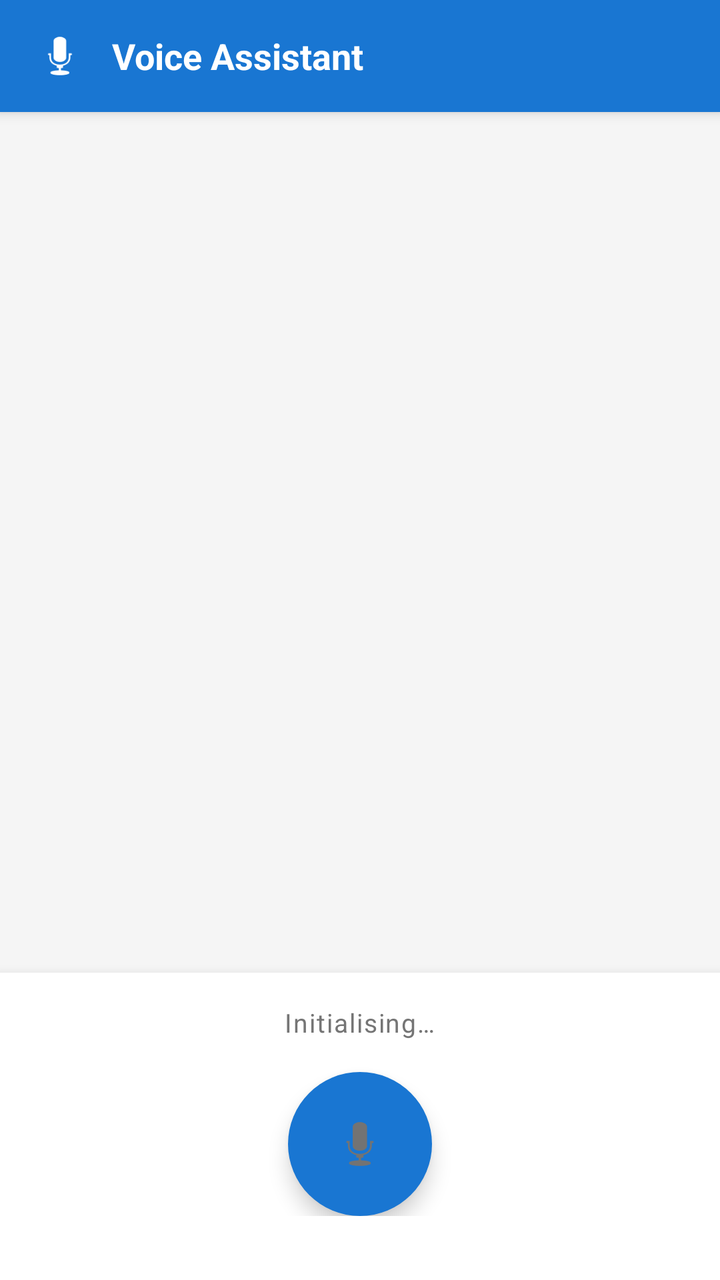
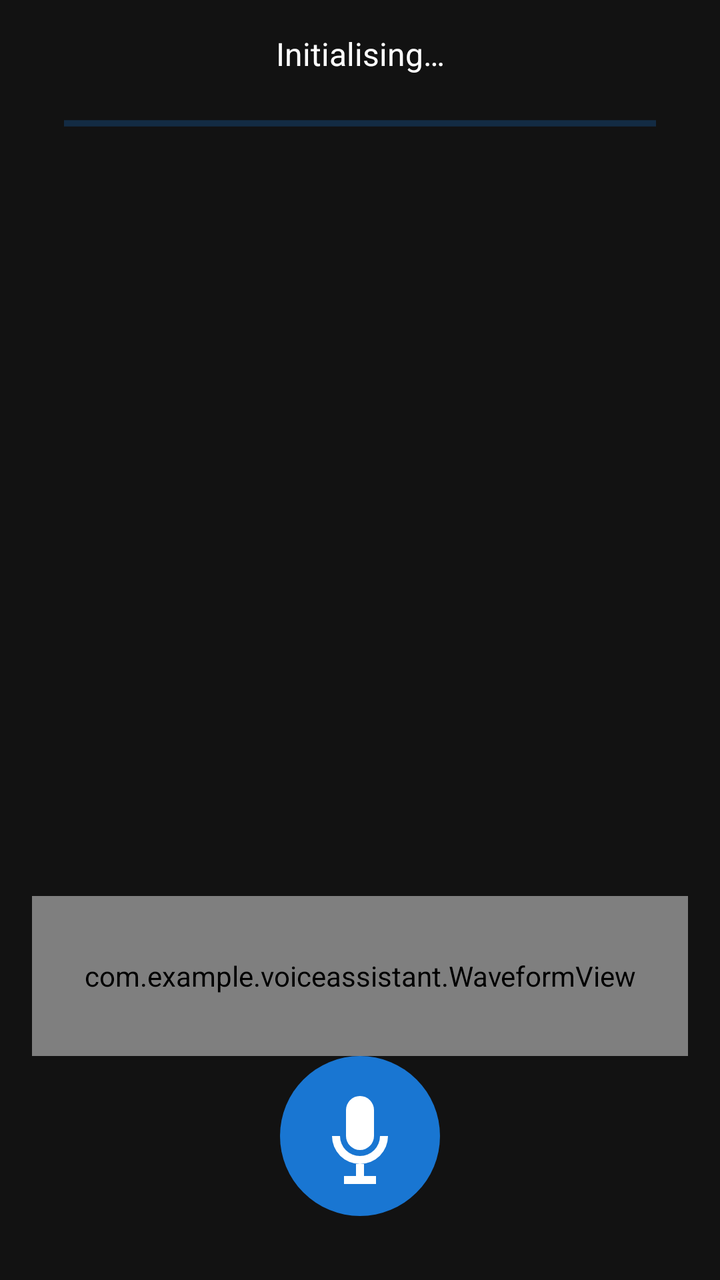

The first picture is an Android layout as it rendered before a commit; the second is the same layout after the commit. The layout source and the unified diff follow.
<!-- AndroidManifest.xml: application theme Theme.VoiceAssistant -->
<!-- res/layout/activity_main.xml -->
<?xml version="1.0" encoding="utf-8"?>
<androidx.constraintlayout.widget.ConstraintLayout
    xmlns:android="http://schemas.android.com/apk/res/android"
    xmlns:app="http://schemas.android.com/apk/res-auto"
    xmlns:tools="http://schemas.android.com/tools"
    android:layout_width="match_parent"
    android:layout_height="match_parent"
    android:background="@color/background"
    tools:context=".MainActivity">

    
    <LinearLayout
        android:id="@+id/layout_header"
        android:layout_width="0dp"
        android:layout_height="56dp"
        android:background="@color/primary"
        android:gravity="center_vertical"
        android:orientation="horizontal"
        android:paddingStart="16dp"
        android:paddingEnd="16dp"
        android:elevation="4dp"
        app:layout_constraintTop_toTopOf="parent"
        app:layout_constraintStart_toStartOf="parent"
        app:layout_constraintEnd_toEndOf="parent">

        <ImageView
            android:layout_width="28dp"
            android:layout_height="28dp"
            android:src="@android:drawable/ic_btn_speak_now"
            android:tint="@color/on_primary"
            android:contentDescription="@string/app_name" />

        <TextView
            android:layout_width="0dp"
            android:layout_height="wrap_content"
            android:layout_weight="1"
            android:layout_marginStart="12dp"
            android:text="@string/app_name"
            android:textColor="@color/on_primary"
            android:textSize="18sp"
            android:textStyle="bold" />

    </LinearLayout>

    
    <androidx.recyclerview.widget.RecyclerView
        android:id="@+id/rv_conversation"
        android:layout_width="0dp"
        android:layout_height="0dp"
        android:clipToPadding="false"
        android:paddingStart="8dp"
        android:paddingEnd="8dp"
        android:paddingTop="8dp"
        android:paddingBottom="8dp"
        android:scrollbars="vertical"
        app:layoutManager="androidx.recyclerview.widget.LinearLayoutManager"
        app:layout_constraintTop_toBottomOf="@id/layout_header"
        app:layout_constraintBottom_toTopOf="@id/layout_controls"
        app:layout_constraintStart_toStartOf="parent"
        app:layout_constraintEnd_toEndOf="parent"
        tools:listitem="@layout/item_message_user" />

    
    <LinearLayout
        android:id="@+id/layout_controls"
        android:layout_width="0dp"
        android:layout_height="wrap_content"
        android:background="@color/surface"
        android:orientation="vertical"
        android:gravity="center_horizontal"
        android:paddingTop="16dp"
        android:paddingBottom="32dp"
        android:elevation="8dp"
        app:layout_constraintBottom_toBottomOf="parent"
        app:layout_constraintStart_toStartOf="parent"
        app:layout_constraintEnd_toEndOf="parent">

        
        <TextView
            android:id="@+id/tv_status"
            android:layout_width="wrap_content"
            android:layout_height="wrap_content"
            android:layout_marginBottom="16dp"
            android:text="@string/status_initialising"
            android:textColor="@color/on_surface_secondary"
            android:textSize="13sp"
            android:letterSpacing="0.05" />

        
        <ImageButton
            android:id="@+id/btn_mic"
            android:layout_width="72dp"
            android:layout_height="72dp"
            android:background="@drawable/mic_button_background"
            android:src="@android:drawable/ic_btn_speak_now"
            android:scaleType="centerInside"
            android:padding="16dp"
            android:contentDescription="@string/mic_button_desc"
            android:stateListAnimator="@null"
            android:elevation="6dp" />

    </LinearLayout>

</androidx.constraintlayout.widget.ConstraintLayout>
<!-- res/layout/item_message_user.xml (included above) -->
<?xml version="1.0" encoding="utf-8"?>
<LinearLayout
    xmlns:android="http://schemas.android.com/apk/res/android"
    android:layout_width="match_parent"
    android:layout_height="wrap_content"
    android:orientation="horizontal"
    android:gravity="end"
    android:paddingStart="48dp"
    android:paddingEnd="8dp"
    android:paddingTop="4dp"
    android:paddingBottom="4dp">

    <TextView
        android:id="@+id/tv_message"
        android:layout_width="wrap_content"
        android:layout_height="wrap_content"
        android:background="@drawable/bubble_user"
        android:textColor="#FFFFFF"
        android:textSize="15sp"
        android:lineSpacingMultiplier="1.3"
        android:paddingStart="14dp"
        android:paddingEnd="14dp"
        android:paddingTop="10dp"
        android:paddingBottom="10dp" />

</LinearLayout>
<!-- resources referenced by this layout -->
<resources>
  <color name="background">#F5F5F5</color>
  <color name="on_primary">#FFFFFF</color>
  <color name="on_surface_secondary">#757575</color>
  <color name="primary">#1976D2</color>
  <color name="surface">#FFFFFF</color>
  <!-- drawable bubble_user (drawable) -->
  <?xml version="1.0" encoding="utf-8"?>
  <shape xmlns:android="http://schemas.android.com/apk/res/android"
      android:shape="rectangle">
      <solid android:color="#1976D2" />
      <corners
          android:topLeftRadius="18dp"
          android:topRightRadius="18dp"
          android:bottomLeftRadius="18dp"
          android:bottomRightRadius="4dp" />
  </shape>
  <!-- drawable mic_button_background (drawable) -->
  <?xml version="1.0" encoding="utf-8"?>
  <ripple xmlns:android="http://schemas.android.com/apk/res/android"
      android:color="#33FFFFFF">
      <item>
          <shape android:shape="oval">
              <solid android:color="@color/primary" />
              <size android:width="72dp" android:height="72dp" />
          </shape>
      </item>
  </ripple>
  <string name="app_name">Voice Assistant</string>
  <string name="mic_button_desc">Tap to speak</string>
  <string name="status_initialising">Initialising…</string>
  <style name="Theme.VoiceAssistant" parent="Theme.MaterialComponents.DayNight.NoActionBar">
          <item name="colorPrimary">@color/primary</item>
          <item name="colorPrimaryDark">@color/primary_dark</item>
          <item name="colorAccent">@color/primary</item>
          <item name="android:windowBackground">@color/background</item>
          <item name="android:statusBarColor">@color/primary_dark</item>
          <item name="android:navigationBarColor">@color/surface</item>
      </style>
  <color name="primary_dark">#1565C0</color>
</resources>

<!-- the commit's change to res/layout/activity_main.xml (unified diff, before → after) -->
@@ -2,130 +2,87 @@
 <androidx.constraintlayout.widget.ConstraintLayout
     xmlns:android="http://schemas.android.com/apk/res/android"
     xmlns:app="http://schemas.android.com/apk/res-auto"
-    xmlns:tools="http://schemas.android.com/tools"
     android:layout_width="match_parent"
     android:layout_height="match_parent"
-    android:background="@color/background"
-    tools:context=".MainActivity">
+    android:background="#121212">
 
     
-    <LinearLayout
-        android:id="@+id/layout_header"
+    <TextView
+        android:id="@+id/tv_status"
         android:layout_width="0dp"
-        android:layout_height="56dp"
-        android:background="@color/primary"
-        android:gravity="center_vertical"
-        android:orientation="horizontal"
-        android:paddingStart="16dp"
-        android:paddingEnd="16dp"
-        android:elevation="4dp"
+        android:layout_height="wrap_content"
+        android:text="Initialising…"
+        android:textColor="#FFFFFF"
+        android:textSize="16sp"
+        android:gravity="center"
+        android:padding="16dp"
         app:layout_constraintTop_toTopOf="parent"
         app:layout_constraintStart_toStartOf="parent"
-        app:layout_constraintEnd_toEndOf="parent">
+        app:layout_constraintEnd_toEndOf="parent"/>
 
-        <ImageView
-            android:layout_width="28dp"
-            android:layout_height="28dp"
-            android:src="@android:drawable/ic_btn_speak_now"
-            android:tint="@color/on_primary"
-            android:contentDescription="@string/app_name" />
-
-        <TextView
-            android:layout_width="0dp"
-            android:layout_height="wrap_content"
-            android:layout_weight="1"
-            android:layout_marginStart="12dp"
-            android:text="@string/app_name"
-            android:textColor="@color/on_primary"
-            android:textSize="18sp"
-            android:textStyle="bold" />
-
-    </LinearLayout>
+    
+    <ProgressBar
+        android:id="@+id/progress_bar"
+        style="@style/Widget.AppCompat.ProgressBar.Horizontal"
+        android:layout_width="0dp"
+        android:layout_height="wrap_content"
+        android:layout_marginHorizontal="32dp"
+        android:indeterminate="true"
+        android:visibility="visible"
+        app:layout_constraintTop_toBottomOf="@id/tv_status"
+        app:layout_constraintStart_toStartOf="parent"
+        app:layout_constraintEnd_toEndOf="parent"/>
 
     
     <androidx.recyclerview.widget.RecyclerView
         android:id="@+id/rv_conversation"
         android:layout_width="0dp"
         android:layout_height="0dp"
+        android:padding="8dp"
         android:clipToPadding="false"
-        android:paddingStart="8dp"
-        android:paddingEnd="8dp"
-        android:paddingTop="8dp"
-        android:paddingBottom="8dp"
-        android:scrollbars="vertical"
-        app:layoutManager="androidx.recyclerview.widget.LinearLayoutManager"
-        app:layout_constraintTop_toBottomOf="@id/layout_header"
-        app:layout_constraintBottom_toTopOf="@id/layout_controls"
+        app:layout_constraintTop_toBottomOf="@id/progress_bar"
+        app:layout_constraintBottom_toTopOf="@id/waveform_view"
         app:layout_constraintStart_toStartOf="parent"
-        app:layout_constraintEnd_toEndOf="parent"
-        tools:listitem="@layout/item_message_user" />
+        app:layout_constraintEnd_toEndOf="parent"/>
 
     
-    <LinearLayout
-        android:id="@+id/layout_controls"
+    <com.example.voiceassistant.WaveformView
+        android:id="@+id/waveform_view"
+        android:layout_width="0dp"
+        android:layout_height="80dp"
+        android:layout_marginHorizontal="16dp"
+        app:layout_constraintBottom_toTopOf="@id/btn_mic"
+        app:layout_constraintStart_toStartOf="parent"
+        app:layout_constraintEnd_toEndOf="parent"/>
+
+    
+    <ImageButton
+        android:id="@+id/btn_mic"
+        android:layout_width="80dp"
+        android:layout_height="80dp"
+        android:layout_marginBottom="32dp"
+        android:background="@drawable/mic_button_background"
+        android:src="@drawable/ic_mic"
+        android:contentDescription="Microphone"
+        android:scaleType="centerInside"
+        android:padding="16dp"
+        app:layout_constraintBottom_toBottomOf="parent"
+        app:layout_constraintStart_toStartOf="parent"
+        app:layout_constraintEnd_toEndOf="parent"/>
+
+    
+    <TextView
+        android:id="@+id/tv_debug_overlay"
         android:layout_width="0dp"
         android:layout_height="wrap_content"
-        android:background="@color/surface"
-        android:orientation="vertical"
-        android:gravity="center_horizontal"
-        android:paddingTop="16dp"
-        android:paddingBottom="32dp"
-        android:elevation="8dp"
-        app:layout_constraintBottom_toBottomOf="parent"
+        android:background="#CC000000"
+        android:textColor="#00FF00"
+        android:textSize="11sp"
+        android:fontFamily="monospace"
+        android:padding="8dp"
+        android:visibility="gone"
+        app:layout_constraintBottom_toTopOf="@id/btn_mic"
         app:layout_constraintStart_toStartOf="parent"
-        app:layout_constraintEnd_toEndOf="parent">
-
-        
-        <TextView
-            android:id="@+id/tv_status"
-            android:layout_width="wrap_content"
-            android:layout_height="wrap_content"
-            android:layout_marginBottom="16dp"
-            android:text="@string/status_initialising"
-            android:textColor="@color/on_surface_secondary"
-            android:textSize="13sp"
-            android:letterSpacing="0.05" />
-
-        
-        <ImageButton
-            android:id="@+id/btn_mic"
-            android:layout_width="72dp"
-            android:layout_height="72dp"
-            android:background="@drawable/mic_button_background"
-            android:src="@android:drawable/ic_btn_speak_now"
-            android:scaleType="centerInside"
-            android:padding="16dp"
-            android:contentDescription="@string/mic_button_desc"
-            android:stateListAnimator="@null"
-            android:elevation="6dp" />
-
-    </LinearLayout>
+        app:layout_constraintEnd_toEndOf="parent"/>
 
 </androidx.constraintlayout.widget.ConstraintLayout>
-<!-- res/layout/item_message_user.xml (included above) -->
-<?xml version="1.0" encoding="utf-8"?>
-<LinearLayout
-    xmlns:android="http://schemas.android.com/apk/res/android"
-    android:layout_width="match_parent"
-    android:layout_height="wrap_content"
-    android:orientation="horizontal"
-    android:gravity="end"
-    android:paddingStart="48dp"
-    android:paddingEnd="8dp"
-    android:paddingTop="4dp"
-    android:paddingBottom="4dp">
-
-    <TextView
-        android:id="@+id/tv_message"
-        android:layout_width="wrap_content"
-        android:layout_height="wrap_content"
-        android:background="@drawable/bubble_user"
-        android:textColor="#FFFFFF"
-        android:textSize="15sp"
-        android:lineSpacingMultiplier="1.3"
-        android:paddingStart="14dp"
-        android:paddingEnd="14dp"
-        android:paddingTop="10dp"
-        android:paddingBottom="10dp" />
-
-</LinearLayout>
<!-- resource entries referenced after the edit -->
@@ -1,21 +1,14 @@
 <!-- resources referenced by this layout -->
 <resources>
-  <color name="background">#F5F5F5</color>
-  <color name="on_primary">#FFFFFF</color>
-  <color name="on_surface_secondary">#757575</color>
-  <color name="primary">#1976D2</color>
-  <color name="surface">#FFFFFF</color>
-  <!-- drawable bubble_user (drawable) -->
-  <?xml version="1.0" encoding="utf-8"?>
-  <shape xmlns:android="http://schemas.android.com/apk/res/android"
-      android:shape="rectangle">
-      <solid android:color="#1976D2" />
-      <corners
-          android:topLeftRadius="18dp"
-          android:topRightRadius="18dp"
-          android:bottomLeftRadius="18dp"
-          android:bottomRightRadius="4dp" />
-  </shape>
+  <!-- drawable ic_mic (drawable) -->
+  <vector xmlns:android="http://schemas.android.com/apk/res/android"
+      android:width="48dp" android:height="48dp"
+      android:viewportWidth="48" android:viewportHeight="48">
+      <path android:fillColor="#FFFFFF" android:pathData="M24,4a7,7 0,0 1,7 7v13a7,7 0,0 1,-14 0V11a7,7 0,0 1,7 -7z"/>
+      <path android:fillColor="#FFFFFF" android:pathData="M10,24a14,14 0,0 0,28 0h-4a10,10 0,0 1,-20 0H10z"/>
+      <path android:fillColor="#FFFFFF" android:pathData="M22,38h4v6h-4z"/>
+      <path android:fillColor="#FFFFFF" android:pathData="M16,44h16v4H16z"/>
+  </vector>
   <!-- drawable mic_button_background (drawable) -->
   <?xml version="1.0" encoding="utf-8"?>
   <ripple xmlns:android="http://schemas.android.com/apk/res/android"
@@ -27,9 +20,6 @@
           </shape>
       </item>
   </ripple>
-  <string name="app_name">Voice Assistant</string>
-  <string name="mic_button_desc">Tap to speak</string>
-  <string name="status_initialising">Initialising…</string>
   <style name="Theme.VoiceAssistant" parent="Theme.MaterialComponents.DayNight.NoActionBar">
           <item name="colorPrimary">@color/primary</item>
           <item name="colorPrimaryDark">@color/primary_dark</item>
@@ -38,6 +28,9 @@
           <item name="android:statusBarColor">@color/primary_dark</item>
           <item name="android:navigationBarColor">@color/surface</item>
       </style>
+  <color name="primary">#1976D2</color>
   <color name="primary_dark">#1565C0</color>
+  <color name="background">#F5F5F5</color>
+  <color name="surface">#FFFFFF</color>
 </resources>
 
